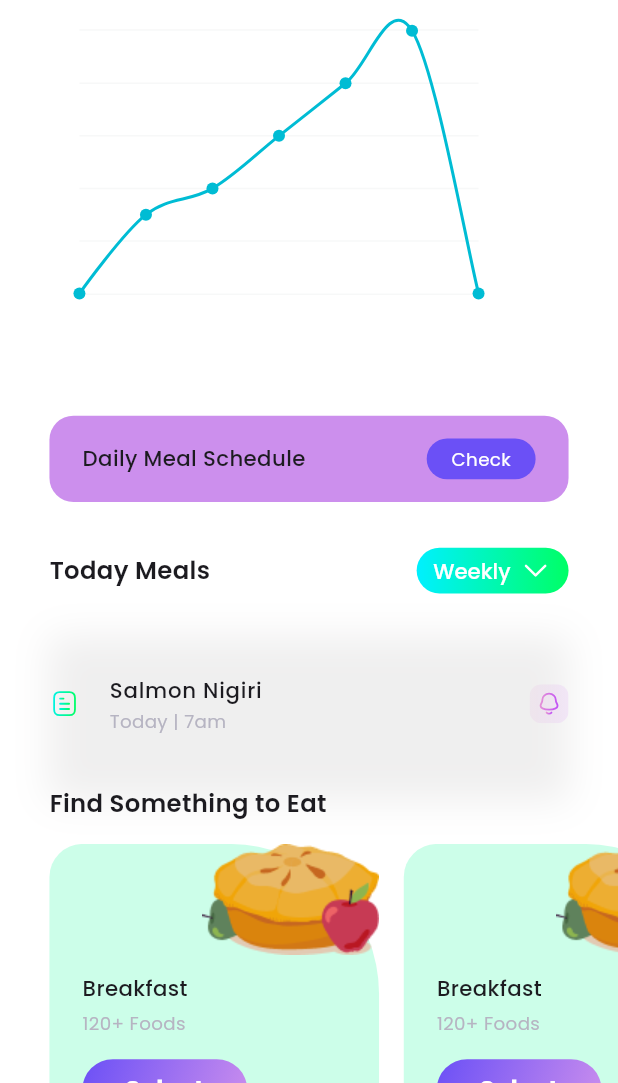
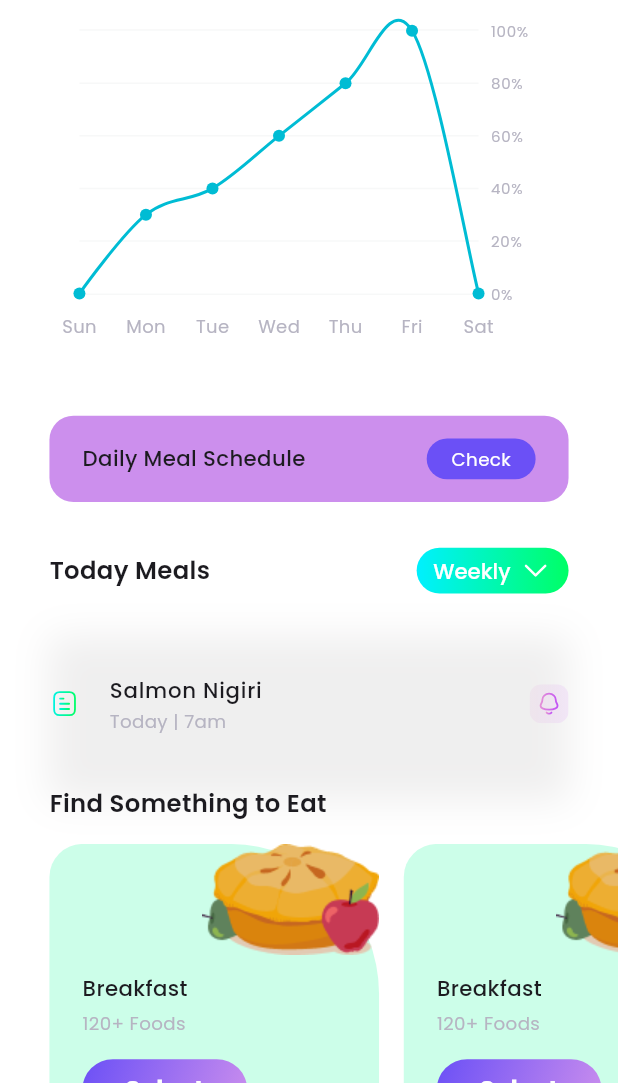
Before and after one commit to aliNassef/FitTrack, a Flutter app: the HomeView screen opened directly, after a tap on "Nutrition", on a phone screen of 412 x 824 dp, the part 153-1236 px from its top. Run offline on Flutter 3.47's test engine with Material 3 defaults, Android fonts, the phone set to English and light mode, and no system bars; drawn by our look-alikes of fl_chart; our stand-ins replace carousel_slider, device_preview_plus, dio, dotted_border, easy_localization, flutter_bloc and 9 more; accounts and stored records are empty; project files that could hold a hidden picture were left out.

Commit message:
refactor(navigation): replace MaterialPageRoute with named routes for consistency
The changes replace direct `MaterialPageRoute` usage with named routes across multiple views to improve navigation consistency and maintainability. This approach centralizes route definitions and simplifies navigation logic.

```diff
--- a/lib/core/utils/app_router.dart
+++ b/lib/core/utils/app_router.dart
@@ -46,7 +46,6 @@ Route<dynamic> onGenerateRoute(RouteSettings settings) {
       return MaterialPageRoute(
         builder: (context) => const SuccessfulRegistrationView(),
       );
-
     case LayoutView.routeName:
       return MaterialPageRoute(
         builder: (context) => const LayoutView(),
--- a/lib/core/widgets/curve_chart.dart
+++ b/lib/core/widgets/curve_chart.dart
@@ -3,8 +3,8 @@ import 'package:fl_chart/fl_chart.dart';
 import 'package:flutter/material.dart';
 
 class CurveChart extends StatelessWidget {
-  const CurveChart({super.key});
-
+  const CurveChart({super.key, this.textColor = Colors.white});
+  final Color textColor;
   @override
   Widget build(BuildContext context) {
     return Container(
@@ -20,7 +20,7 @@ class CurveChart extends StatelessWidget {
           minY: 0,
           gridData: _backgroundStyle(),
           borderData: _borderStyle(),
-          titlesData: _borderTitlesData(),
+          titlesData: _borderTitlesData(textColor),
           lineBarsData: [
             _chartItemLine(),
           ],
@@ -74,7 +74,7 @@ FlGridData _backgroundStyle() {
   );
 }
 
-FlTitlesData _borderTitlesData() {
+FlTitlesData _borderTitlesData(Color textColor) {
   return FlTitlesData(
     show: true,
     bottomTitles: AxisTitles(
@@ -88,8 +88,8 @@ FlTitlesData _borderTitlesData() {
             padding: const EdgeInsets.only(top: 12),
             child: Text(
               days[value.toInt()],
-              style: const TextStyle(
-                color: Colors.white,
+              style: TextStyle(
+                color: textColor,
                 fontSize: 12,
               ),
             ),
@@ -112,8 +112,8 @@ FlTitlesData _borderTitlesData() {
             padding: const EdgeInsets.only(left: 8),
             child: Text(
               '${(value * 10).toInt()}%',
-              style: const TextStyle(
-                color: Colors.white,
+              style: TextStyle(
+                color: textColor,
                 fontSize: 10,
                 letterSpacing: 0.5,
               ),
--- a/lib/features/home/presentation/widgets/home_grid_item.dart
+++ b/lib/features/home/presentation/widgets/home_grid_item.dart
@@ -1,7 +1,7 @@
-
 import 'package:fit_track_app/core/utils/app_images.dart';
 import 'package:fit_track_app/features/home/data/models/home_model.dart';
 import 'package:fit_track_app/features/meal_planner/presentation/view/meal_planner_view.dart';
+import 'package:fit_track_app/features/profile/presentation/views/statistics_view.dart';
 import 'package:fit_track_app/features/workout/presentation/view/workout_view.dart';
 import 'package:flutter/material.dart';
 import 'package:flutter_screenutil/flutter_screenutil.dart';
@@ -9,6 +9,7 @@ import '../../../../core/helpers/app_spacer.dart';
 import '../../../../core/helpers/default_app_button.dart';
 import '../../../../core/utils/app_shadows.dart';
 import '../../../../core/utils/app_styles.dart';
+import '../../../store/presentation/views/store_view.dart';
 
 class HomeGridItem extends StatelessWidget {
   const HomeGridItem({
@@ -95,21 +96,27 @@ class HomeGridItem extends StatelessWidget {
   }
 
   void _goToSelectedPage(BuildContext context) {
-    if (index == 2) {
-      Navigator.push(
-        context,
-        MaterialPageRoute(
-          builder: (context) => const WorkoutView(),
-        ),
-      );
-    }
-    if (index == 1) {
-      Navigator.push(
-        context,
-        MaterialPageRoute(
-          builder: (context) => const MealPlannerView(),
-        ),
-      );
+    switch (index) {
+      case 0:
+        Navigator.of(context, rootNavigator: true).pushNamed(
+          StoreView.routeName,
+        );
+        break;
+      case 1:
+        Navigator.of(context, rootNavigator: true).pushNamed(
+          MealPlannerView.routeName,
+        );
+        break;
+      case 2:
+        Navigator.of(context, rootNavigator: true).pushNamed(
+          WorkoutView.routeName,
+        );
+        break;
+      case 3:
+        Navigator.of(context, rootNavigator: true).pushNamed(
+          StatisticsView.routeName,
+        );
+        break;
     }
   }
 }
--- a/lib/features/meal_planner/presentation/widgets/meal_details_view_body.dart
+++ b/lib/features/meal_planner/presentation/widgets/meal_details_view_body.dart
@@ -14,7 +14,6 @@ import '../../../workout/presentation/widgets/swap_scroll_dvider.dart';
 import '../widgets/ingredients_list_items.dart';
 import '../widgets/meal_list_tile_details_title_with_favorite.dart';
 import '../widgets/nurition_list_items.dart';
-
 
 class MealDetailsViewBody extends StatelessWidget {
   const MealDetailsViewBody({
@@ -129,7 +128,6 @@ class MealDetailsViewBody extends StatelessWidget {
                         subtitle: '8 Steps',
                       ),
                       const VerticalSpace(15),
-
                       const VerticalSpace(100),
                     ],
                   ),
--- a/lib/features/meal_planner/presentation/widgets/meal_planner_view_body.dart
+++ b/lib/features/meal_planner/presentation/widgets/meal_planner_view_body.dart
@@ -30,7 +30,9 @@ class MealPlannerViewBody extends StatelessWidget {
           title: 'Meal Nutritions',
           gradientColor: AppGradients.purpleGradient,
         ).withHorizontalPadding(30),
-        const CurveChart().withHorizontalPadding(30),
+        const CurveChart(
+          textColor: AppColors.greyLighterColor,
+        ).withHorizontalPadding(30),
         const VerticalSpace(30),
         Container(
           padding: EdgeInsets.symmetric(vertical: 15.h, horizontal: 20.w),
--- a/lib/features/store/presentation/widgets/store_view_body.dart
+++ b/lib/features/store/presentation/widgets/store_view_body.dart
@@ -24,7 +24,10 @@ class StoreViewBody extends StatelessWidget {
               Row(
                 spacing: 100.w,
                 children: [
-                  const CustomIconButton(
+                  CustomIconButton(
+                    onTap: () {
+                      Navigator.pop(context);
+                    },
                     image: AppIcons.backArrowIcon,
                   ),
                   Text(
```
Also changed, not shown: lib/features/meal_planner/presentation/view/category_meal_view.dart (+6 -1 lines), lib/features/profile/presentation/widgets/statistics_view_body.dart (+9 -2 lines), lib/features/workout/presentation/widgets/train_lessons_item.dart (+5 -6 lines), 4 other files.
